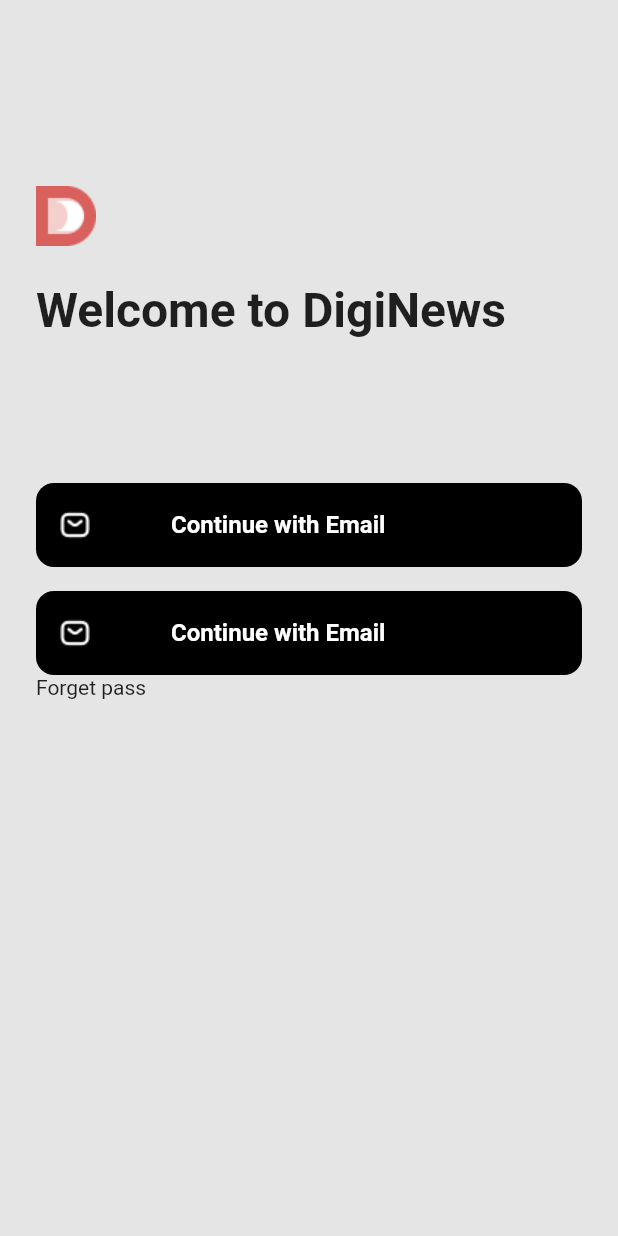
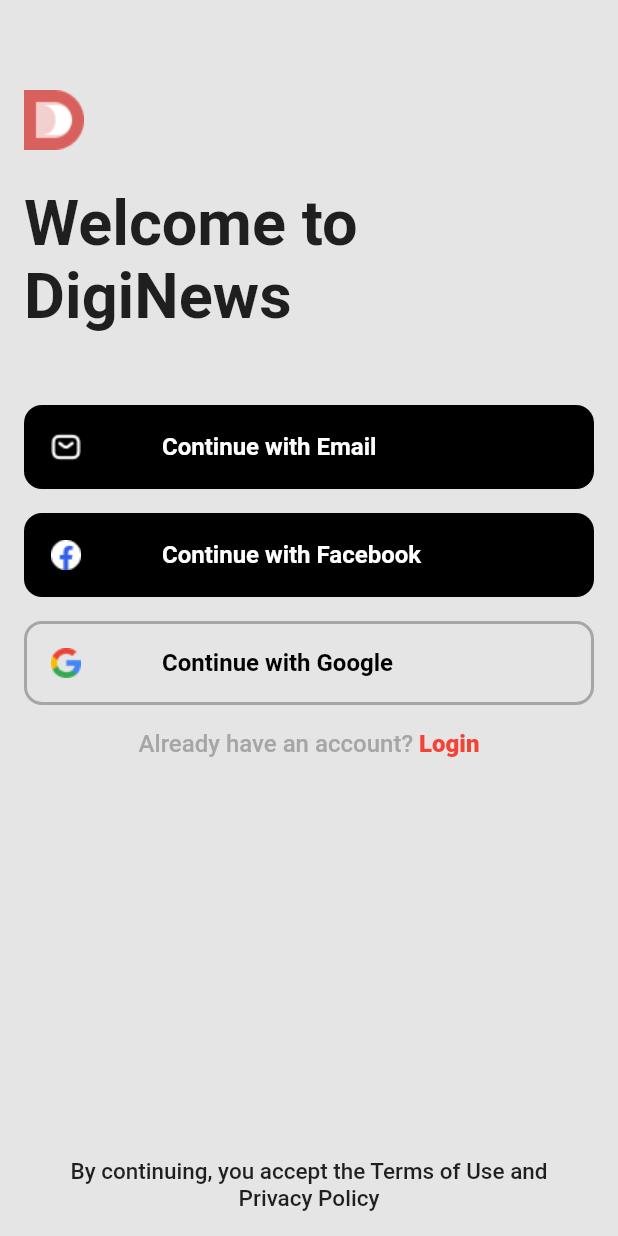
Before and after one commit to ZayniddinMamarasulov/DigiNews, a Flutter app: the screen it shows after launch, on a phone screen of 412 x 824 dp. Run offline on Flutter 3.47's test engine with Material 2 defaults, Android fonts, the phone set to English and light mode, and no system bars; our stand-ins replace bouncing_widget.

Commit message:
Sign up screen completed

```diff
--- a/lib/bouncing.dart
+++ b/lib/bouncing.dart
@@ -1,10 +1,12 @@
+// ignore_for_file: must_be_immutable
+
 import 'package:bouncing_widget/bouncing_widget.dart';
 import 'package:flutter/material.dart';
 
-class Bounce extends StatelessWidget {
+class BounceScreen extends StatelessWidget {
   Widget child;
 
-  Bounce({Key? key, required this.child}) : super(key: key);
+  BounceScreen({Key? key, required this.child}) : super(key: key);
 
   @override
   Widget build(BuildContext context) {
@@ -12,7 +14,7 @@
         duration: const Duration(milliseconds: 100),
         scaleFactor: 1.5,
         onPressed: () {
-          print("onPressed");
+          debugPrint("onPressed");
         },
         child: child);
   }
--- a/lib/main.dart
+++ b/lib/main.dart
@@ -1,6 +1,5 @@
 import 'package:flutter/material.dart';
 import 'package:news_app/screens/auth_page.dart';
-import 'package:news_app/screens/home_page.dart';
 
 void main() {
   runApp(const NewsApp());
@@ -11,8 +10,9 @@
 
   @override
   Widget build(BuildContext context) {
-    return MaterialApp(
+    return const MaterialApp(
       title: "News App",
+      debugShowCheckedModeBanner: false,
       home: AuthPage(),
     );
   }
--- a/lib/screens/auth_page.dart
+++ b/lib/screens/auth_page.dart
@@ -1,3 +1,4 @@
+import 'package:flutter/cupertino.dart';
 import 'package:flutter/material.dart';
 import 'package:news_app/colors.dart';
 import 'package:news_app/screens/home_page.dart';
@@ -12,57 +13,117 @@
 class _AuthPageState extends State<AuthPage> {
   @override
   Widget build(BuildContext context) {
+    final size = MediaQuery.of(context).size;
     return Scaffold(
       backgroundColor: AppColors.white,
-      body: SafeArea(
-        child: Padding(
-          padding: const EdgeInsets.symmetric(horizontal: 24.0),
-          child: Container(
+      body: Column(
+        children: [
+          Container(
+            padding: const EdgeInsets.only(left: 16, right: 16),
+            height: size.height * 0.8,
             child: Column(
               crossAxisAlignment: CrossAxisAlignment.start,
               children: [
-                const SizedBox(height: 124.0),
+                const SizedBox(height: 60.0),
                 Image.asset("assets/app_logo.png"),
                 const SizedBox(height: 24.0),
                 const Text(
                   "Welcome to DigiNews",
-                  style: TextStyle(fontSize: 32, fontWeight: FontWeight.w700),
+                  style: TextStyle(fontSize: 42, fontWeight: FontWeight.w700),
                 ),
-                const SizedBox(height: 96),
-                signButtons(),
+                const SizedBox(height: 48),
+                signButtons(
+                    imageUrl: "assets/sms.png",
+                    color: Colors.black,
+                    onTap: (){
+                      debugPrint("Continue with Email");
+                    },
+                    borderColor: Colors.transparent,
+                    textColor: Colors.white,
+                    name: "Continue with Email"),
                 const SizedBox(height: 16),
-                signButtons(),
-                const Text("Forget pass")
+                signButtons(
+                    imageUrl: "assets/facebook.png",
+                    color: Colors.black,
+                    textColor: Colors.white,
+                    onTap: (){
+                      debugPrint("Continue with Facebook");
+                    },
+                    borderColor: Colors.transparent,
+                    name: "Continue with Facebook"),
+                const SizedBox(height: 16),
+                signButtons(
+                    imageUrl: "assets/google.png",
+                    color: Colors.transparent,
+                    textColor: Colors.black,
+                    onTap: (){
+                      debugPrint("Continue with Google");
+                    },
+                    borderColor: const Color(0xffA6A6A6),
+                    name: "Continue with Google"),
+                const SizedBox(height: 16),
+                Row(
+                  mainAxisAlignment: MainAxisAlignment.center,
+                  crossAxisAlignment: CrossAxisAlignment.center,
+                  children: const [
+                    Text(
+                      "Already have an account? ",
+                      style: TextStyle(
+                          color: Color(0xffA6A6A6),
+                          fontSize: 16,
+                          fontWeight: FontWeight.w500),
+                    ),
+                    Text("Login",
+                        style: TextStyle(
+                            color: Colors.red,
+                            fontSize: 16,
+                            fontWeight: FontWeight.w900)),
+                  ],
+                )
               ],
             ),
           ),
-        ),
+          const Spacer(),
+          const Padding(
+            padding: EdgeInsets.only(left: 24, right: 24, bottom: 16),
+              child: Text(
+            "By continuing, you accept the Terms of Use and Privacy Policy",
+            style: TextStyle(fontWeight: FontWeight.w500, fontSize: 15),
+                textAlign: TextAlign.center,
+          )),
+        ],
       ),
     );
   }
 
-  Widget signButtons() {
+  Widget signButtons(
+      {String? imageUrl,
+      String? name,
+      Color? color,
+      Color? borderColor,
+      Color? textColor,
+      Function()? onTap}) {
     return InkWell(
-      onTap: () {
-        Navigator.of(context).push(_createRoute());
-      },
+      onTap: onTap,
       child: Container(
         decoration: BoxDecoration(
-            borderRadius: BorderRadius.circular(12), color: Colors.black),
+            border: Border.all(color: borderColor!, width: 2),
+            borderRadius: BorderRadius.circular(12),
+            color: color),
         height: 56,
         width: double.infinity,
         child: Padding(
           padding: const EdgeInsets.all(16.0),
           child: Row(
             children: [
-              Image.asset('assets/sms.png'),
+              Image.asset(imageUrl!),
               const SizedBox(width: 54),
-              const Text(
-                "Continue with Email",
+              Text(
+                name!,
                 style: TextStyle(
                     fontSize: 16,
                     fontWeight: FontWeight.w700,
-                    color: Colors.white),
+                    color: textColor),
               )
             ],
           ),
@@ -73,7 +134,8 @@
 
   Route _createRoute() {
     return PageRouteBuilder(
-        pageBuilder: (context, animations, secondaryAnimation) => HomePage(),
+        pageBuilder: (context, animations, secondaryAnimation) =>
+            const HomePage(),
         transitionsBuilder: (context, animation, secondaryAnimation, child) {
           const begin = Offset(1.0, 0.0);
           const end = Offset.zero;
--- a/lib/screens/home_page.dart
+++ b/lib/screens/home_page.dart
@@ -1,4 +1,3 @@
-import 'package:bouncing_widget/bouncing_widget.dart';
 import 'package:flutter/material.dart';
 
 import '../bouncing.dart';
@@ -16,10 +15,10 @@
   @override
   Widget build(BuildContext context) {
     return Scaffold(
-      appBar: AppBar(title: Text('Home page')),
+      appBar: AppBar(title: const Text('Home page')),
       backgroundColor: Colors.yellow,
       body: SafeArea(
-        child: Container(
+        child: SizedBox(
           width: double.infinity,
           child: Column(
             children: [
@@ -39,8 +38,8 @@
                     });
                   },
                   child: const Text("Click")),
-              SizedBox(height: 120),
-              Bounce(
+              const SizedBox(height: 120),
+              BounceScreen(
                 child: const Text(
                   "Hello !",
                   style: TextStyle(
@@ -50,7 +49,7 @@
                   ),
                 ),
               ),
-              Bounce(
+              BounceScreen(
                   child: Container(
                 width: 120,
                 height: 60,
```
Also changed, not shown: assets/facebook.png (added), assets/google.png (added), 1 other file.
